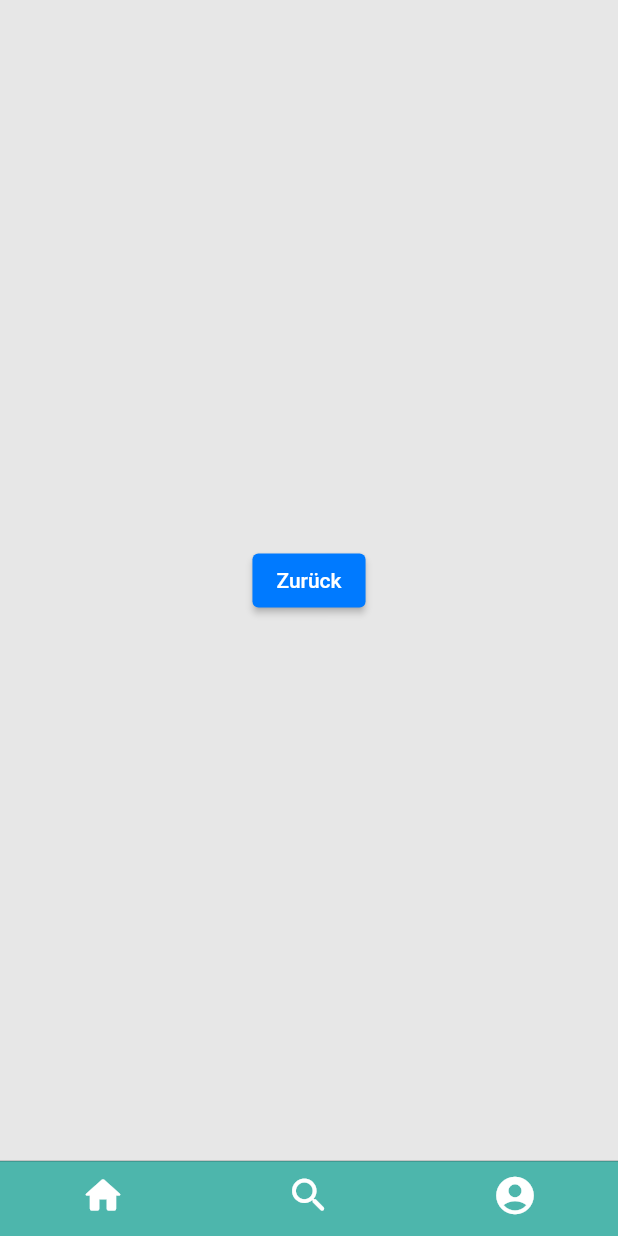
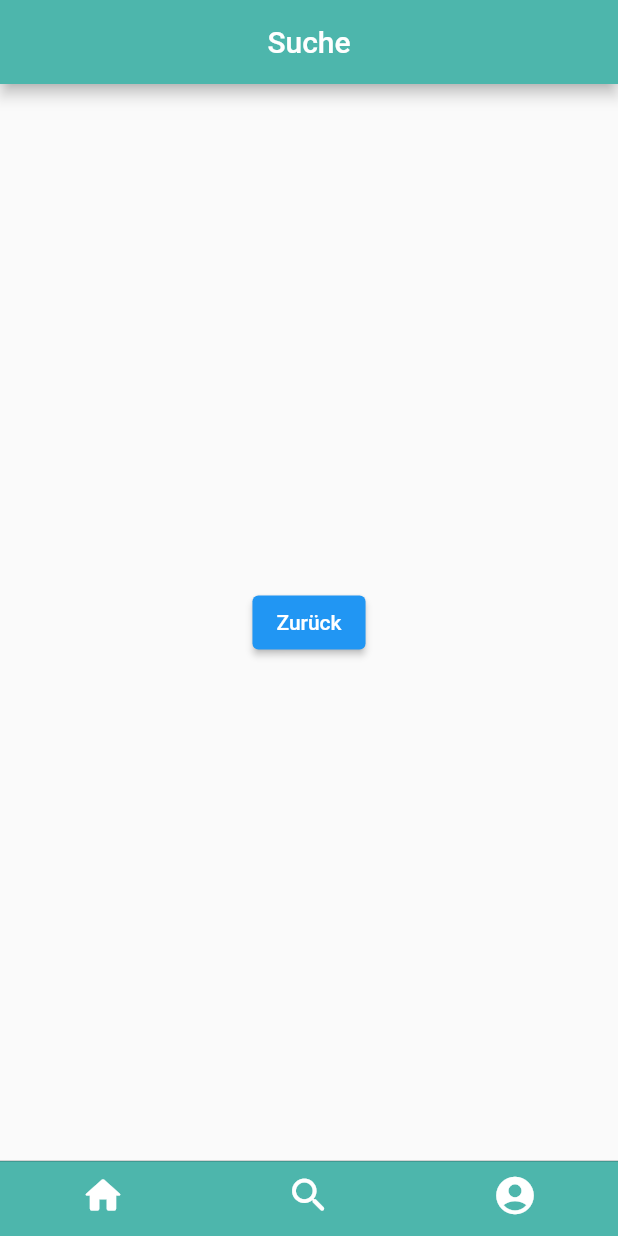
Before and after one commit to lepo-creator/Divily, a Flutter app: the screen it shows after launch, item 2 of the bottom bar chosen, after a tap on "Suchen", on a phone screen of 412 x 824 dp. Run offline on Flutter 3.47's test engine with Material 2 defaults, Android fonts, the phone set to English and light mode, and no system bars; our stand-ins replace parse_server_sdk_flutter.

Commit message:
import page0 and movable appBar

```diff
--- a/lib/main.dart
+++ b/lib/main.dart
@@ -1,5 +1,6 @@
 //file import
 import './pages/page1.dart';
+import './pages/page0.dart';
 
 import 'package:flutter/cupertino.dart'; // imports cupertino package for fancy layouts
 import 'package:flutter/material.dart'; // imports material package for material app class
@@ -82,41 +83,6 @@
             });
         }
       },
-    );
-  }
-}
-
-class Page0 extends StatelessWidget {
-  //Page 0
-  static Route<dynamic> route() {
-    return CupertinoPageRoute(
-      builder: (BuildContext context) {
-        return Page0();
-      },
-    );
-  }
-
-  const Page0({Key? key}) : super(key: key);
-
-  @override
-  Widget build(BuildContext context) {
-    return MaterialApp(
-      home: Scaffold(
-        appBar: AppBar(
-          centerTitle: true,
-          title: SizedBox(
-            height: 30.0,
-            child: Image.asset(
-              'assets/images/logo2.png',
-              fit: BoxFit.cover,
-            ),
-          ),
-          backgroundColor: Colors.teal.shade300,
-        ),
-        body: Center(
-          child: Text('Hallo'),
-        ),
-      ),
     );
   }
 }
--- /dev/null
+++ b/lib/pages/page0.dart
@@ -0,0 +1,56 @@
+import 'package:flutter/cupertino.dart'; // imports cupertino package for fancy layouts
+import 'package:flutter/material.dart'; // imports material package for material app class
+
+class Page0 extends StatelessWidget {
+  //Page 0
+  static Route<dynamic> route() {
+    return CupertinoPageRoute(
+      builder: (BuildContext context) {
+        return Page0();
+      },
+    );
+  }
+
+  const Page0({Key? key}) : super(key: key);
+
+  @override
+  Widget build(BuildContext context) {
+    return MaterialApp(
+      home: Scaffold(
+        appBar: AppBar(
+          centerTitle: true,
+          title: SizedBox(
+            height: 30.0,
+            child: Image.asset(
+              'assets/images/logo2.png',
+              fit: BoxFit.cover,
+            ),
+          ),
+          backgroundColor: Colors.teal.shade300,
+        ),
+        body: CustomScrollView(
+          slivers: [
+            SliverAppBar(
+              floating: true,
+              flexibleSpace: AppBar(
+                centerTitle: true,
+                title: Text('Titel'),
+                backgroundColor: Colors.grey.shade400,
+              ),
+              expandedHeight: 50,
+            ),
+            SliverList(
+                delegate: SliverChildBuilderDelegate(
+              (context, index) => ListTile(title: Text('Item #$index')),
+              childCount: 100,
+            ))
+          ],
+        ),
+        floatingActionButton: FloatingActionButton(
+            onPressed: () {},
+            backgroundColor: Colors.grey.shade500,
+            child: const Icon(Icons.grade)),
+      ),
+    );
+  }
+}
--- a/lib/pages/page1.dart
+++ b/lib/pages/page1.dart
@@ -44,9 +44,47 @@ class SearchPage extends StatelessWidget {
 
   @override
   Widget build(BuildContext context) {
-    return Center(
-        child: ElevatedButton(
-            child: const Text('Zurück'),
-            onPressed: () => Navigator.pop(context)));
+    return MaterialApp(
+        home: Scaffold(
+            appBar: AppBar(
+              centerTitle: true,
+              title: const Text('Suche'),
+              backgroundColor: Colors.teal.shade300,
+            ),
+            body: Center(
+              child: ElevatedButton(
+                  child: const Text('Zurück'),
+                  onPressed: () => Navigator.pop(context)),
+            )));
   }
 }
+
+/*MaterialApp(
+      home: Scaffold(
+        appBar: AppBar(
+          centerTitle: true,
+          title: const Text('Suche'),
+          backgroundColor: Colors.teal.shade300,
+        ),
+        body: Center(
+            child: ElevatedButton(
+                child: Text('Suchen'),
+                onPressed: () =>
+                    Navigator.of(context).push(SearchPage.route()))),
+      ),  onPressed: () => Navigator.pop(context)));
+
+
+GridView.count(
+      crossAxisCount: 2,
+      children: [
+        ElevatedButton(
+            child: const Text('Zurück'),
+            onPressed: () => Navigator.pop(context)),
+        Align(
+          alignment: Alignment.center,
+          child: Text('Hallo'),
+        ),
+      ],
+    );
+
+    */
```
